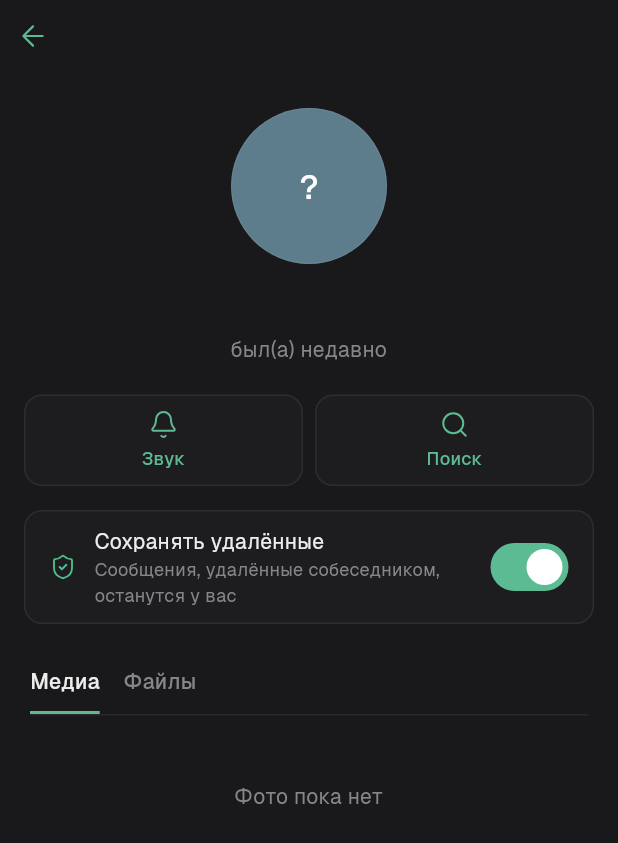
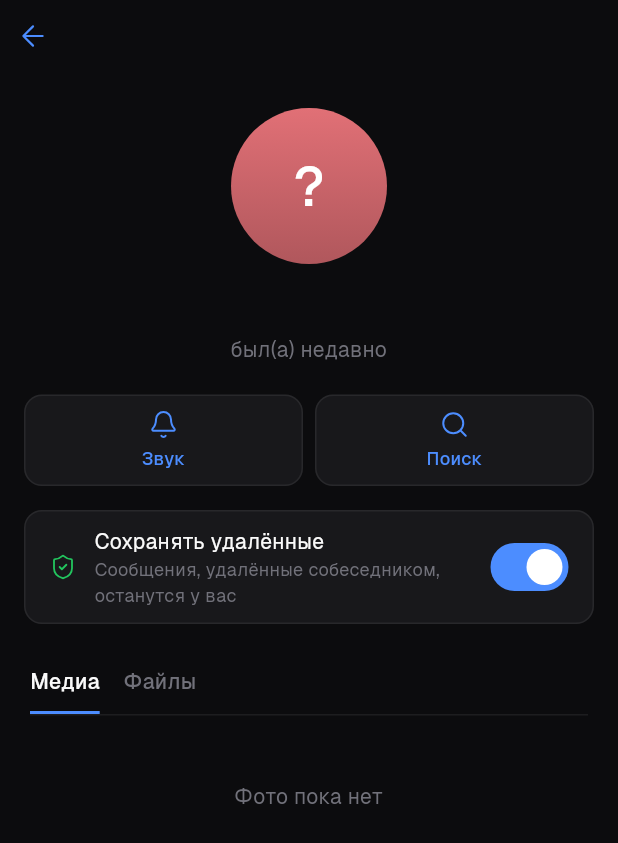
Before and after one commit to grentu/Taler, a Flutter app: the ChatScreen screen opened directly with empty values, after a tap on "был(а) недавно", on a phone screen of 412 x 824 dp. Shown: the top 843 px of the screen. Run offline on Flutter 3.47's test engine with Material 3 defaults, Android fonts, the phone set to English and light mode, and no system bars; our stand-ins replace file_picker, material_ui, shared_preferences; accounts and stored records are empty; statements that could not run were skipped; project files that could hold a hidden picture were left out.

Commit message:
New chat design: list, conversation, profile, floating dock; resolve contact names and avatars (lib/ui/theme/taler_theme.dart)

```diff
--- a/lib/ui/theme/taler_theme.dart
+++ b/lib/ui/theme/taler_theme.dart
@@ -132,69 +132,69 @@ class TalerTheme {
 
   static const TalerPalette darkPalette = TalerPalette(
     brightness: Brightness.dark,
-    bg: Color(0xFF141415),
-    settingsBg: Color(0xFF0F0F10),
-    bg2: Color(0xFF19191B),
-    bg3: Color(0xFF232325),
-    surfaceHigh: Color(0xFF2A2A2D),
-    bubbleOut: Color(0xFF1F3A31),
-    bubbleIn: Color(0xFF1F1F21),
-    bubbleOutText: Color(0xFFEDF5F1),
-    bubbleInText: Color(0xFFEDEDED),
-    accent: Color(0xFF5DBB94),
-    accentMuted: Color(0xFF2F5E4C),
-    fg: Color(0xFFEDEDED),
-    fg2: Color(0xFFA1A1A6),
-    fg3: Color(0xFF85858B),
-    fg4: Color(0x3885858B),
-    surface: Color(0xFF1D1D1F),
-    surface2: Color(0xFF232325),
-    surface3: Color(0xFF2E2E31),
-    line: Color(0x14EDEDED),
-    line2: Color(0x24EDEDED),
-    solid: Color(0xFFEDEDED),
-    onSolid: Color(0xFF141415),
-    glass: Color(0xE6141415),
-    statusLive: Color(0xFF4CC38A),
-    statusLiveSurface: Color(0x1F4CC38A),
-    warning: Color(0xFFD9A441),
-    warningSurface: Color(0x1AD9A441),
-    warningLine: Color(0x40D9A441),
-    danger: Color(0xFFE5484D),
-    dangerSurface: Color(0x1AE5484D),
-    dangerLine: Color(0x40E5484D),
+    bg: Color(0xFF09090B),
+    settingsBg: Color(0xFF09090B),
+    bg2: Color(0xFF0C0C0E),
+    bg3: Color(0xFF222226),
+    surfaceHigh: Color(0xFF27272A),
+    bubbleOut: Color(0xFF2563EB),
+    bubbleIn: Color(0xFF1C1C20),
+    bubbleOutText: Color(0xFFFFFFFF),
+    bubbleInText: Color(0xFFF4F4F5),
+    accent: Color(0xFF4C8DFF),
+    accentMuted: Color(0x244C8DFF),
+    fg: Color(0xFFFAFAFA),
+    fg2: Color(0xFFA1A1AA),
+    fg3: Color(0xFF71717A),
+    fg4: Color(0x3871717A),
+    surface: Color(0xFF18181B),
+    surface2: Color(0xFF222226),
+    surface3: Color(0xFF2A2A2E),
+    line: Color(0x12FFFFFF),
+    line2: Color(0x1FFFFFFF),
+    solid: Color(0xFFFAFAFA),
+    onSolid: Color(0xFF09090B),
+    glass: Color(0xE618181A),
+    statusLive: Color(0xFF22C55E),
+    statusLiveSurface: Color(0x1F22C55E),
+    warning: Color(0xFFF59E0B),
+    warningSurface: Color(0x1FF59E0B),
+    warningLine: Color(0x40F59E0B),
+    danger: Color(0xFFEF4444),
+    dangerSurface: Color(0x1AEF4444),
+    dangerLine: Color(0x40EF4444),
   );
 
   static const TalerPalette lightPalette = TalerPalette(
     brightness: Brightness.light,
-    bg: Color(0xFFFAFAFA),
+    bg: Color(0xFFFFFFFF),
     settingsBg: Color(0xFFF4F4F5),
     bg2: Color(0xFFFFFFFF),
     bg3: Color(0xFFF4F4F5),
-    surfaceHigh: Color(0xFFEDEDEF),
-    bubbleOut: Color(0xFFDDEFE6),
+    surfaceHigh: Color(0xFFE4E4E7),
+    bubbleOut: Color(0xFF2563EB),
     bubbleIn: Color(0xFFFFFFFF),
-    bubbleOutText: Color(0xFF10241B),
-    bubbleInText: Color(0xFF171717),
-    accent: Color(0xFF1F7A57),
-    accentMuted: Color(0xFF7DBFA3),
-    fg: Color(0xFF171717),
-    fg2: Color(0xFF525252),
-    fg3: Color(0xFF737373),
-    fg4: Color(0x38737373),
-    surface: Color(0xFFF4F4F5),
-    surface2: Color(0xFFEDEDEF),
+    bubbleOutText: Color(0xFFFFFFFF),
+    bubbleInText: Color(0xFF09090B),
+    accent: Color(0xFF2563EB),
+    accentMuted: Color(0x1A2563EB),
+    fg: Color(0xFF09090B),
+    fg2: Color(0xFF52525B),
+    fg3: Color(0xFF71717A),
+    fg4: Color(0x3871717A),
+    surface: Color(0xFFFFFFFF),
+    surface2: Color(0xFFF4F4F5),
     surface3: Color(0xFFE4E4E7),
-    line: Color(0x14171717),
-    line2: Color(0x24171717),
-    solid: Color(0xFF171717),
+    line: Color(0x1409090B),
+    line2: Color(0x2409090B),
+    solid: Color(0xFF09090B),
     onSolid: Color(0xFFFFFFFF),
-    glass: Color(0xEBFAFAFA),
+    glass: Color(0xC7FAFAFA),
     statusLive: Color(0xFF16A34A),
     statusLiveSurface: Color(0x1A16A34A),
-    warning: Color(0xFFB7791F),
-    warningSurface: Color(0x1AB7791F),
-    warningLine: Color(0x40B7791F),
+    warning: Color(0xFFB45309),
+    warningSurface: Color(0x1AF59E0B),
+    warningLine: Color(0x40B45309),
     danger: Color(0xFFDC2626),
     dangerSurface: Color(0x1ADC2626),
     dangerLine: Color(0x40DC2626),
@@ -398,7 +398,20 @@ class TalerTheme {
   }
 }
 
-/// Круглая аватарка пользователя или чата с мягкой палитрой по ID.
+/// Палитра аватарок и имён в группах (по id, стабильно).
+const List<Color> kTalerPeerColors = [
+  Color(0xFFE17076),
+  Color(0xFF7BC862),
+  Color(0xFF65AADD),
+  Color(0xFFA695E7),
+  Color(0xFFEE7AAE),
+  Color(0xFF6EC9CB),
+  Color(0xFFFAA774),
+  Color(0xFF8E97A6),
+];
+
+/// Круглая аватарка: фото с сервера MAX, а пока оно грузится или если его нет —
+/// инициалы на цветном круге.
 class TalerAvatar extends StatelessWidget {
   final int seedId;
   final String initials;
@@ -406,6 +419,7 @@ class TalerAvatar extends StatelessWidget {
   final bool isOnline;
   final Color? onlineBorderColor;
   final double? fontSize;
+  final String? imageUrl;
 
   const TalerAvatar({
     super.key,
@@ -415,43 +429,57 @@ class TalerAvatar extends StatelessWidget {
     this.isOnline = false,
     this.onlineBorderColor,
     this.fontSize,
+    this.imageUrl,
   });
 
   @override
   Widget build(BuildContext context) {
     final p = TalerTheme.paletteOf(context);
-    final colors = TalerPalette.avatarGradientForId(seedId);
-    final textSize = fontSize ?? (size * 0.34).clamp(11.0, 22.0);
-    final dotSize = (size * 0.24).clamp(9.0, 13.0);
-
+    final base = kTalerPeerColors[seedId.abs() % kTalerPeerColors.length];
+    final textSize = fontSize ?? (size * 0.36).clamp(10.0, 36.0);
+    final dotSize = (size * 0.26).clamp(9.0, 16.0);
+    final fallback = DecoratedBox(
+      decoration: BoxDecoration(
+        shape: BoxShape.circle,
+        gradient: LinearGradient(
+          begin: Alignment.topCenter,
+          end: Alignment.bottomCenter,
+          colors: [base, Color.lerp(base, Colors.black, 0.22)!],
+        ),
+      ),
+      child: Center(
+        child: Text(
+          initials.isEmpty ? '?' : initials,
+          style: TextStyle(color: Colors.white, fontWeight: FontWeight.w500, fontSize: textSize),
+        ),
+      ),
+    );
+    final url = imageUrl;
+    final Widget face;
+    if (url != null && (url.startsWith('http://') || url.startsWith('https://'))) {
+      final px = (size * MediaQuery.devicePixelRatioOf(context)).round();
+      face = ClipOval(
+        child: Image.network(
+          url,
+          width: size,
+          height: size,
+          fit: BoxFit.cover,
+          cacheWidth: px,
+          filterQuality: FilterQuality.medium,
+          errorBuilder: (_, _, _) => fallback,
+          frameBuilder: (context, child, frame, sync) => frame == null && !sync ? fallback : child,
+        ),
+      );
+    } else {
+      face = fallback;
+    }
     return SizedBox(
       width: size,
       height: size,
       child: Stack(
         clipBehavior: Clip.none,
         children: [
-          Container(
-            width: size,
-            height: size,
-            alignment: Alignment.center,
-            decoration: BoxDecoration(
-              shape: BoxShape.circle,
-              gradient: LinearGradient(
-                begin: Alignment.topCenter,
-                end: Alignment.bottomCenter,
-                colors: colors,
-              ),
-              border: Border.all(color: p.line, width: 0.7),
-            ),
-            child: Text(
-              initials.isEmpty ? 'T' : initials,
-              style: TextStyle(
-                color: Colors.white,
-                fontWeight: FontWeight.w500,
-                fontSize: textSize,
-              ),
-            ),
-          ),
+          Positioned.fill(child: face),
           if (isOnline)
             Positioned(
               right: 0,
@@ -462,10 +490,7 @@ class TalerAvatar extends StatelessWidget {
                 decoration: BoxDecoration(
                   color: p.statusLive,
                   shape: BoxShape.circle,
-                  border: Border.all(
-                    color: onlineBorderColor ?? p.bg2,
-                    width: 2,
-                  ),
+                  border: Border.all(color: onlineBorderColor ?? p.bg2, width: 2),
                 ),
               ),
             ),
```
